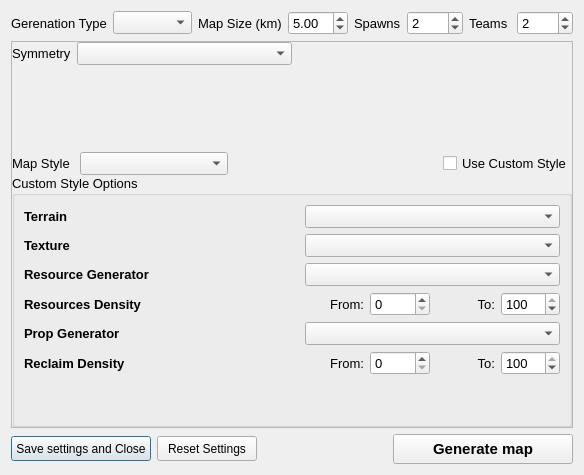
Old version of the form res/games/mapgen.ui in the repository FAForever/lobby.
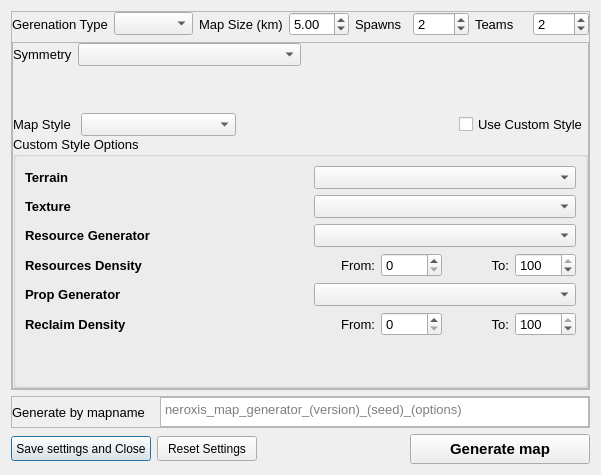
New version of the form.

Commit message: Allow map generation by mapname

Diff of the .ui file:
```diff
--- a/res/games/mapgen.ui
+++ b/res/games/mapgen.ui
@@ -6,7 +6,7 @@
    <rect>
     <x>0</x>
     <y>0</y>
-    <width>584</width>
+    <width>601</width>
     <height>475</height>
    </rect>
   </property>
@@ -14,6 +14,188 @@
    <string>Map Generator Options</string>
   </property>
   <layout class="QGridLayout" name="gridLayout">
+   <item row="0" column="0">
+    <widget class="QFrame" name="optionsFrame">
+     <property name="frameShape">
+      <enum>QFrame::StyledPanel</enum>
+     </property>
+     <property name="frameShadow">
+      <enum>QFrame::Raised</enum>
+     </property>
+     <layout class="QGridLayout" name="gridLayout_5">
+      <property name="leftMargin">
+       <number>0</number>
+      </property>
+      <property name="topMargin">
+       <number>0</number>
+      </property>
+      <property name="rightMargin">
+       <number>0</number>
+      </property>
+      <property name="bottomMargin">
+       <number>0</number>
+      </property>
+      <item row="0" column="0">
+       <layout class="QHBoxLayout" name="horizontalLayout_7">
+        <property name="spacing">
+         <number>6</number>
+        </property>
+        <item>
+         <layout class="QHBoxLayout" name="horizontalLayout_9">
+          <item>
+           <widget class="QLabel" name="labelGenerationType">
+            <property name="font">
+             <font>
+              <pointsize>10</pointsize>
+             </font>
+            </property>
+            <property name="text">
+             <string>Gerenation Type</string>
+            </property>
+           </widget>
+          </item>
+          <item>
+           <widget class="QComboBox" name="generationType">
+            <property name="font">
+             <font>
+              <pointsize>10</pointsize>
+             </font>
+            </property>
+            <property name="currentText">
+             <string/>
+            </property>
+           </widget>
+          </item>
+         </layout>
+        </item>
+        <item>
+         <layout class="QHBoxLayout" name="horizontalLayout_11">
+          <item>
+           <widget class="QLabel" name="labelMapSize">
+            <property name="font">
+             <font>
+              <pointsize>10</pointsize>
+             </font>
+            </property>
+            <property name="text">
+             <string>Map Size (km)</string>
+            </property>
+           </widget>
+          </item>
+          <item>
+           <widget class="QDoubleSpinBox" name="mapSize">
+            <property name="sizePolicy">
+             <sizepolicy hsizetype="Preferred" vsizetype="Fixed">
+              <horstretch>0</horstretch>
+              <verstretch>0</verstretch>
+             </sizepolicy>
+            </property>
+            <property name="font">
+             <font>
+              <pointsize>10</pointsize>
+             </font>
+            </property>
+            <property name="keyboardTracking">
+             <bool>false</bool>
+            </property>
+            <property name="minimum">
+             <double>2.500000000000000</double>
+            </property>
+            <property name="maximum">
+             <double>80.000000000000000</double>
+            </property>
+            <property name="singleStep">
+             <double>1.250000000000000</double>
+            </property>
+            <property name="value">
+             <double>5.000000000000000</double>
+            </property>
+           </widget>
+          </item>
+         </layout>
+        </item>
+        <item>
+         <layout class="QHBoxLayout" name="horizontalLayout_10">
+          <item>
+           <widget class="QLabel" name="labelNumberOfSpawns">
+            <property name="font">
+             <font>
+              <pointsize>10</pointsize>
+             </font>
+            </property>
+            <property name="text">
+             <string>Spawns</string>
+            </property>
+           </widget>
+          </item>
+          <item>
+           <widget class="QSpinBox" name="numberOfSpawns">
+            <property name="sizePolicy">
+             <sizepolicy hsizetype="Preferred" vsizetype="Fixed">
+              <horstretch>0</horstretch>
+              <verstretch>0</verstretch>
+             </sizepolicy>
+            </property>
+            <property name="font">
+             <font>
+              <pointsize>10</pointsize>
+             </font>
+            </property>
+            <property name="minimum">
+             <number>1</number>
+            </property>
+            <property name="maximum">
+             <number>1000</number>
+            </property>
+            <property name="value">
+             <number>2</number>
+            </property>
+           </widget>
+          </item>
+         </layout>
+        </item>
+        <item>
+         <layout class="QHBoxLayout" name="horizontalLayout">
+          <item>
+           <widget class="QLabel" name="labelNumberOfTeams">
+            <property name="font">
+             <font>
+              <pointsize>10</pointsize>
+             </font>
+            </property>
+            <property name="text">
+             <string>Teams</string>
+            </property>
+           </widget>
+          </item>
+          <item>
+           <widget class="QSpinBox" name="numberOfTeams">
+            <property name="sizePolicy">
+             <sizepolicy hsizetype="Preferred" vsizetype="Fixed">
+              <horstretch>0</horstretch>
+              <verstretch>0</verstretch>
+             </sizepolicy>
+            </property>
+            <property name="font">
+             <font>
+              <pointsize>10</pointsize>
+             </font>
+            </property>
+            <property name="minimum">
+             <number>1</number>
+            </property>
+            <property name="maximum">
+             <number>1000</number>
+            </property>
+            <property name="value">
+             <number>2</number>
+            </property>
+           </widget>
+          </item>
+         </layout>
+        </item>
+       </layout>
+      </item>
    <item row="1" column="0">
     <widget class="QFrame" name="casualOptionsFrame">
      <property name="frameShape">
@@ -463,6 +645,88 @@
      </layout>
     </widget>
    </item>
+     </layout>
+    </widget>
+   </item>
+   <item row="3" column="0">
+    <widget class="QFrame" name="frame">
+     <property name="sizePolicy">
+      <sizepolicy hsizetype="Preferred" vsizetype="Preferred">
+       <horstretch>0</horstretch>
+       <verstretch>0</verstretch>
+      </sizepolicy>
+     </property>
+     <property name="frameShape">
+      <enum>QFrame::StyledPanel</enum>
+     </property>
+     <property name="frameShadow">
+      <enum>QFrame::Raised</enum>
+     </property>
+     <layout class="QGridLayout" name="gridLayout_4">
+      <property name="leftMargin">
+       <number>0</number>
+      </property>
+      <property name="topMargin">
+       <number>0</number>
+      </property>
+      <property name="rightMargin">
+       <number>0</number>
+      </property>
+      <property name="bottomMargin">
+       <number>0</number>
+      </property>
+      <item row="0" column="0">
+       <layout class="QHBoxLayout" name="horizontalLayout_5">
+        <property name="spacing">
+         <number>15</number>
+        </property>
+        <item>
+         <widget class="QLabel" name="label_7">
+          <property name="sizePolicy">
+           <sizepolicy hsizetype="Preferred" vsizetype="Preferred">
+            <horstretch>0</horstretch>
+            <verstretch>0</verstretch>
+           </sizepolicy>
+          </property>
+          <property name="font">
+           <font>
+            <pointsize>10</pointsize>
+           </font>
+          </property>
+          <property name="text">
+           <string>Generate by mapname</string>
+          </property>
+         </widget>
+        </item>
+        <item>
+         <widget class="QPlainTextEdit" name="mapNamePlainTextEdit">
+          <property name="sizePolicy">
+           <sizepolicy hsizetype="Expanding" vsizetype="Preferred">
+            <horstretch>0</horstretch>
+            <verstretch>0</verstretch>
+           </sizepolicy>
+          </property>
+          <property name="maximumSize">
+           <size>
+            <width>16777215</width>
+            <height>30</height>
+           </size>
+          </property>
+          <property name="font">
+           <font>
+            <pointsize>10</pointsize>
+           </font>
+          </property>
+          <property name="placeholderText">
+           <string notr="true">neroxis_map_generator_(version)_(seed)_(options)</string>
+          </property>
+         </widget>
+        </item>
+       </layout>
+      </item>
+     </layout>
+    </widget>
+   </item>
    <item row="6" column="0">
     <layout class="QHBoxLayout" name="horizontalLayout_3">
      <item>
@@ -570,164 +834,6 @@
      </item>
     </layout>
    </item>
-   <item row="0" column="0">
-    <layout class="QHBoxLayout" name="horizontalLayout_7">
-     <item>
-      <layout class="QHBoxLayout" name="horizontalLayout_9">
-       <item>
-        <widget class="QLabel" name="labelGenerationType">
-         <property name="font">
-          <font>
-           <pointsize>10</pointsize>
-          </font>
-         </property>
-         <property name="text">
-          <string>Gerenation Type</string>
-         </property>
-        </widget>
-       </item>
-       <item>
-        <widget class="QComboBox" name="generationType">
-         <property name="font">
-          <font>
-           <pointsize>10</pointsize>
-          </font>
-         </property>
-         <property name="currentText">
-          <string/>
-         </property>
-        </widget>
-       </item>
-      </layout>
-     </item>
-     <item>
-      <layout class="QHBoxLayout" name="horizontalLayout_11">
-       <item>
-        <widget class="QLabel" name="labelMapSize">
-         <property name="font">
-          <font>
-           <pointsize>10</pointsize>
-          </font>
-         </property>
-         <property name="text">
-          <string>Map Size (km)</string>
-         </property>
-        </widget>
-       </item>
-       <item>
-        <widget class="QDoubleSpinBox" name="mapSize">
-         <property name="sizePolicy">
-          <sizepolicy hsizetype="Preferred" vsizetype="Fixed">
-           <horstretch>0</horstretch>
-           <verstretch>0</verstretch>
-          </sizepolicy>
-         </property>
-         <property name="font">
-          <font>
-           <pointsize>10</pointsize>
-          </font>
-         </property>
-         <property name="keyboardTracking">
-          <bool>false</bool>
-         </property>
-         <property name="minimum">
-          <double>2.500000000000000</double>
-         </property>
-         <property name="maximum">
-          <double>80.000000000000000</double>
-         </property>
-         <property name="singleStep">
-          <double>1.250000000000000</double>
-         </property>
-         <property name="value">
-          <double>5.000000000000000</double>
-         </property>
-        </widget>
-       </item>
-      </layout>
-     </item>
-     <item>
-      <layout class="QHBoxLayout" name="horizontalLayout_10">
-       <item>
-        <widget class="QLabel" name="labelNumberOfSpawns">
-         <property name="font">
-          <font>
-           <pointsize>10</pointsize>
-          </font>
-         </property>
-         <property name="text">
-          <string>Spawns</string>
-         </property>
-        </widget>
-       </item>
-       <item>
-        <widget class="QSpinBox" name="numberOfSpawns">
-         <property name="sizePolicy">
-          <sizepolicy hsizetype="Preferred" vsizetype="Fixed">
-           <horstretch>0</horstretch>
-           <verstretch>0</verstretch>
-          </sizepolicy>
-         </property>
-         <property name="font">
-          <font>
-           <pointsize>10</pointsize>
-          </font>
-         </property>
-         <property name="minimum">
-          <number>1</number>
-         </property>
-         <property name="maximum">
-          <number>1000</number>
-         </property>
-         <property name="value">
-          <number>2</number>
-         </property>
-        </widget>
-       </item>
-      </layout>
-     </item>
-     <item>
-      <layout class="QHBoxLayout" name="horizontalLayout">
-       <item>
-        <widget class="QLabel" name="labelNumberOfTeams">
-         <property name="font">
-          <font>
-           <pointsize>10</pointsize>
-          </font>
-         </property>
-         <property name="text">
-          <string>Teams</string>
-         </property>
-        </widget>
-       </item>
-       <item>
-        <widget class="QSpinBox" name="numberOfTeams">
-         <property name="sizePolicy">
-          <sizepolicy hsizetype="Preferred" vsizetype="Fixed">
-           <horstretch>0</horstretch>
-           <verstretch>0</verstretch>
-          </sizepolicy>
-         </property>
-         <property name="font">
-          <font>
-           <pointsize>10</pointsize>
-          </font>
-         </property>
-         <property name="minimum">
-          <number>1</number>
-         </property>
-         <property name="maximum">
-          <number>1000</number>
-         </property>
-         <property name="value">
-          <number>2</number>
-         </property>
-        </widget>
-       </item>
-      </layout>
-     </item>
-    </layout>
-   </item>
   </layout>
  </widget>
  <resources/>
```
Left out of the diff: 238 changed lines with no effect on the pictures. Lines whose indentation alone changed are shown as unchanged. The commit also changes 1 other file.
